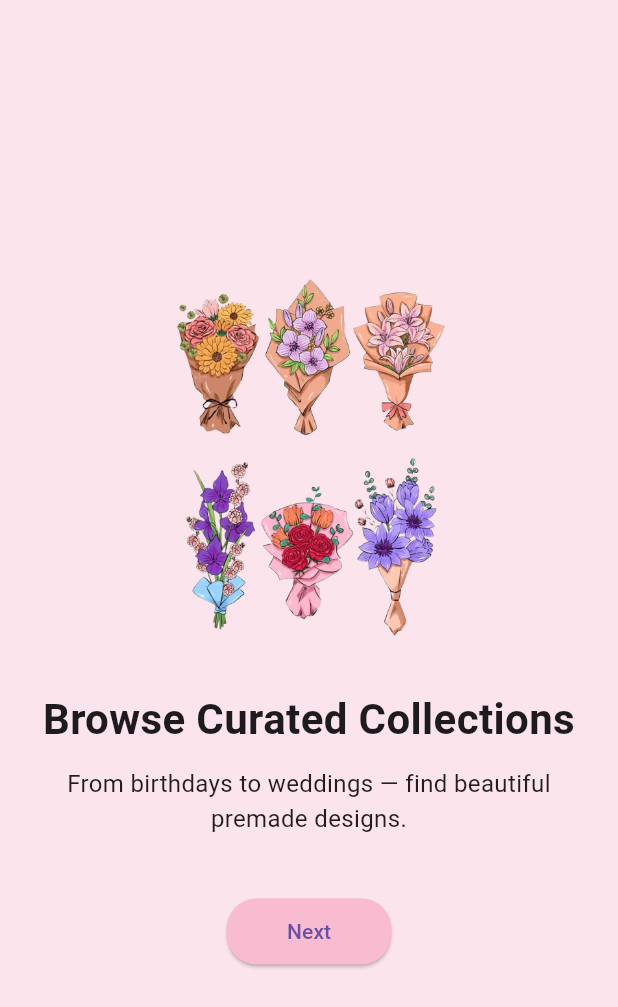
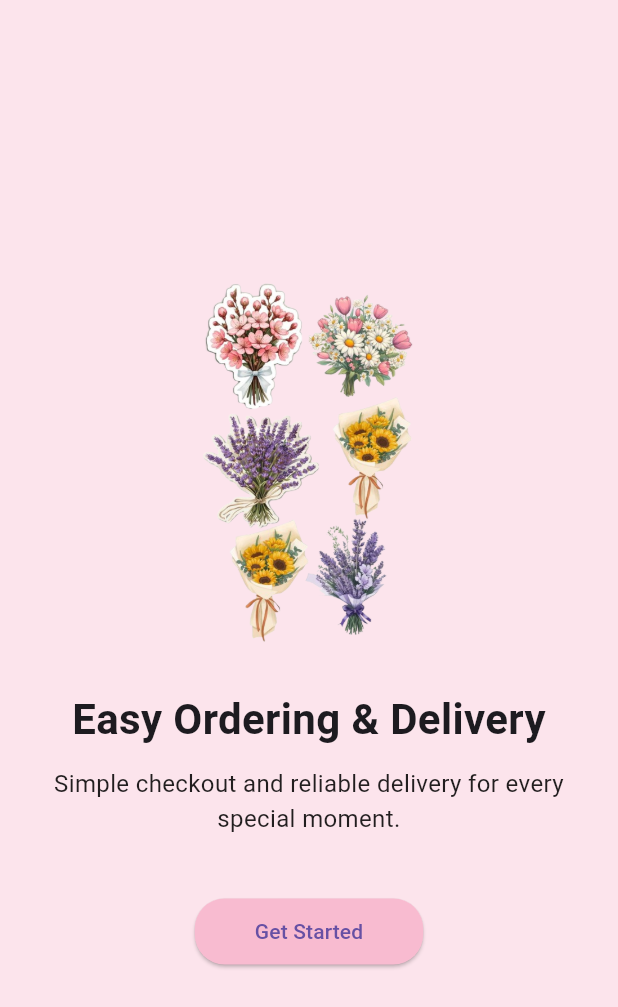
Before and after one commit to resha-ad/petals_by_you_mobileapp, a Flutter app: the screen it shows after launch, on a phone screen of 412 x 824 dp. Shown: the top 1007 px of the screen. Run offline on Flutter 3.47's test engine with Material 3 defaults, Android fonts, the phone set to English and light mode, and no system bars.

Commit message:
added navigation from splash to onboarding screens

```diff
--- a/lib/app.dart
+++ b/lib/app.dart
@@ -1,6 +1,7 @@
 import 'package:flutter/material.dart';
 import 'package:sprint1_project/screens/onboarding1_screen.dart';
 import 'package:sprint1_project/screens/onboarding2_screen.dart';
+import 'package:sprint1_project/screens/onboarding3_screen.dart';
 import 'package:sprint1_project/screens/splash_screen.dart';
 
 class App extends StatelessWidget {
@@ -8,6 +9,6 @@ class App extends StatelessWidget {
 
   @override
   Widget build(BuildContext context) {
-    return MaterialApp(home: Onboard2());
+    return MaterialApp(home: Onboard3());
   }
 }
--- /dev/null
+++ b/lib/screens/onboarding3_screen.dart
@@ -0,0 +1,55 @@
+import 'package:flutter/material.dart';
+
+class Onboard3 extends StatelessWidget {
+  const Onboard3({super.key});
+
+  @override
+  Widget build(BuildContext context) {
+    return Scaffold(
+      backgroundColor: const Color.fromRGBO(252, 228, 236, 1),
+      body: Padding(
+        padding: const EdgeInsets.all(24.0),
+        child: Column(
+          mainAxisAlignment: MainAxisAlignment.center,
+          children: [
+            Image.asset('assets/images/onboard3.png', height: 250),
+            const SizedBox(height: 30),
+
+            const Text(
+              "Easy Ordering & Delivery",
+              textAlign: TextAlign.center,
+              style: TextStyle(fontSize: 28, fontWeight: FontWeight.bold),
+            ),
+
+            const SizedBox(height: 12),
+
+            const Text(
+              "Simple checkout and reliable delivery for every special moment.",
+              textAlign: TextAlign.center,
+              style: TextStyle(fontSize: 16, color: Colors.black87),
+            ),
+
+            const SizedBox(height: 40),
+
+            ElevatedButton(
+              onPressed: () {
+                // Move to home/dashboard page
+              },
+              style: ElevatedButton.styleFrom(
+                backgroundColor: const Color.fromRGBO(248, 187, 208, 1),
+                padding: const EdgeInsets.symmetric(
+                  horizontal: 40,
+                  vertical: 12,
+                ),
+                shape: RoundedRectangleBorder(
+                  borderRadius: BorderRadius.circular(20),
+                ),
+              ),
+              child: const Text("Get Started"),
+            ),
+          ],
+        ),
+      ),
+    );
+  }
+}
```
Also changed, not shown: lib/screens/splash_screen.dart (+22 -3 lines).
